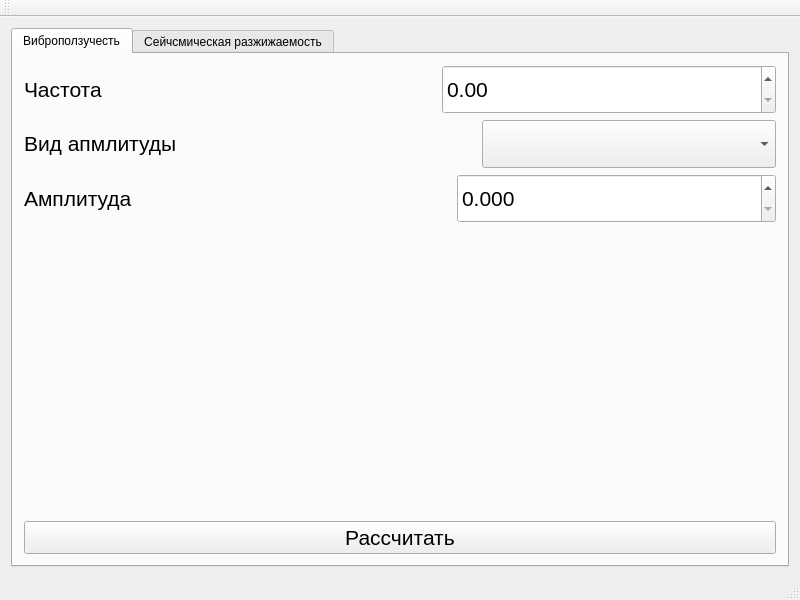
The window that mainwindow.ui (geodryaev/LigaVibroLab) describes before a commit, drawn with Qt 5.
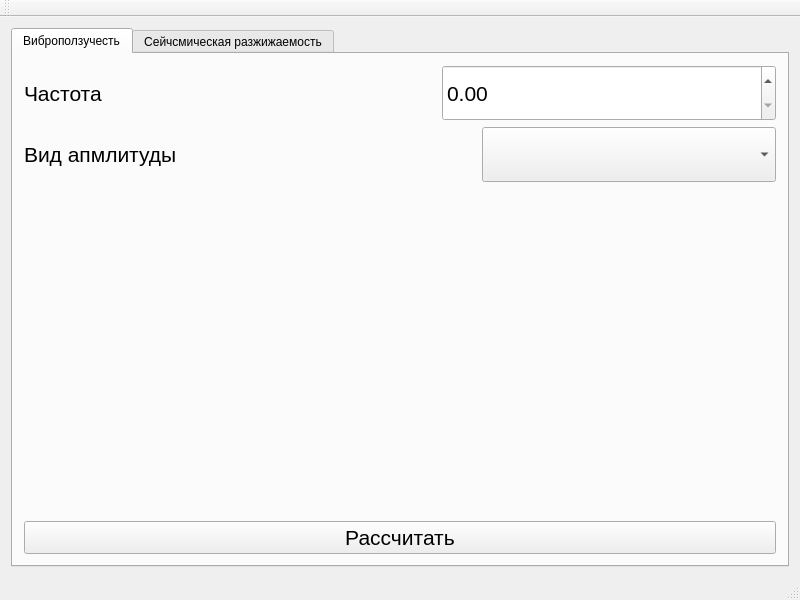
The same window after the commit. Icons and pictures are not drawn.

The edit to the form file:
```diff
--- a/mainwindow.ui
+++ b/mainwindow.ui
@@ -142,60 +142,7 @@
          </layout>
         </item>
         <item>
-         <layout class="QHBoxLayout" name="horizontalLayout_3">
-          <item>
-           <widget class="QLabel" name="label_2">
-            <property name="font">
-             <font>
-              <pointsize>16</pointsize>
-             </font>
-            </property>
-            <property name="text">
-             <string>Амплитуда</string>
-            </property>
-           </widget>
-          </item>
-          <item>
-           <spacer name="horizontalSpacer_4">
-            <property name="orientation">
-             <enum>Qt::Horizontal</enum>
-            </property>
-            <property name="sizeHint" stdset="0">
-             <size>
-              <width>40</width>
-              <height>20</height>
-             </size>
-            </property>
-           </spacer>
-          </item>
-          <item>
-           <widget class="QDoubleSpinBox" name="amplitude">
-            <property name="enabled">
-             <bool>true</bool>
-            </property>
-            <property name="sizePolicy">
-             <sizepolicy hsizetype="Expanding" vsizetype="Expanding">
-              <horstretch>0</horstretch>
-              <verstretch>0</verstretch>
-             </sizepolicy>
-            </property>
-            <property name="minimumSize">
-             <size>
-              <width>120</width>
-              <height>0</height>
-             </size>
-            </property>
-            <property name="font">
-             <font>
-              <pointsize>16</pointsize>
-             </font>
-            </property>
-            <property name="decimals">
-             <number>3</number>
-            </property>
-           </widget>
-          </item>
-         </layout>
+         <layout class="QHBoxLayout" name="horizontalLayout_3"/>
         </item>
         <item>
          <spacer name="verticalSpacer">
```
Left out of the diff: 18 changed lines with no effect on the pictures.
